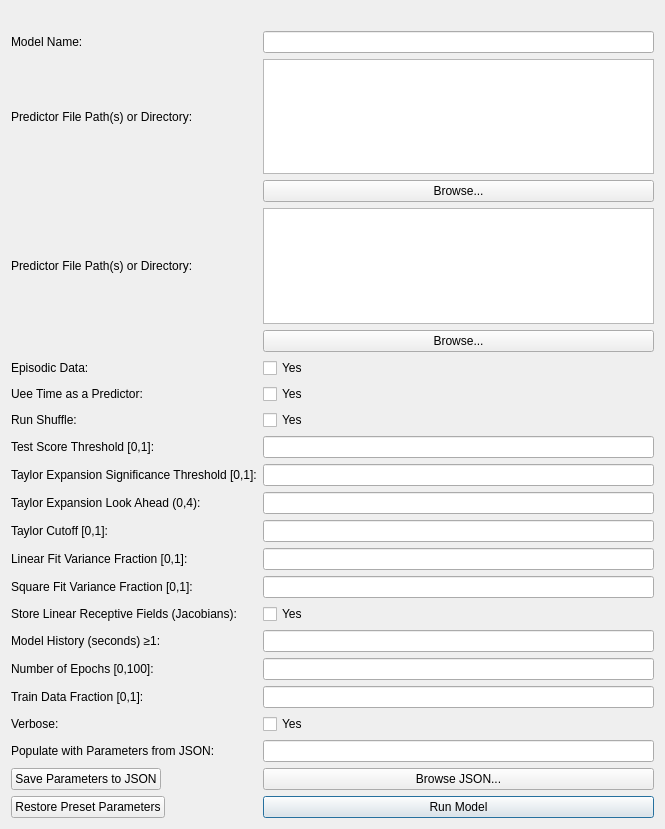
Before: the Qt Designer form neuro_mine/ui/mine_form.ui in matovic5/neuro_mine, drawn with Qt 5.
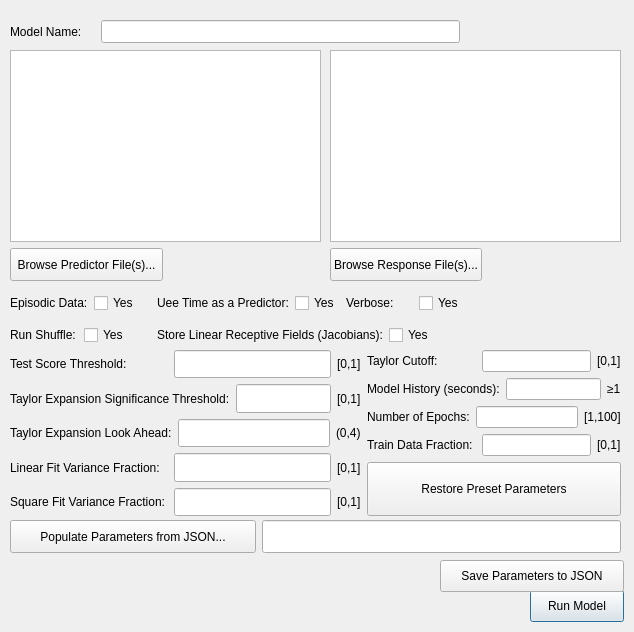
After: the same form once the commit is applied. Icons and pictures are not drawn.

Commit message: Fixed episodic data button not working in main gui; small ammendments in predict gui

The edit to the form file:
```diff
--- a/neuro_mine/ui/mine_form.ui
+++ b/neuro_mine/ui/mine_form.ui
@@ -6,8 +6,8 @@
    <rect>
     <x>0</x>
     <y>0</y>
-    <width>665</width>
-    <height>829</height>
+    <width>634</width>
+    <height>632</height>
    </rect>
   </property>
   <property name="sizePolicy">
@@ -19,9 +19,15 @@
   <property name="windowTitle">
    <string>Neuro MINE</string>
   </property>
-  <layout class="QFormLayout" name="formLayout">
-   <item row="0" column="1">
     <widget class="QLabel" name="label">
+   <property name="geometry">
+    <rect>
+     <x>570</x>
+     <y>20</y>
+     <width>35</width>
+     <height>21</height>
+    </rect>
+   </property>
      <property name="sizePolicy">
       <sizepolicy hsizetype="Expanding" vsizetype="Expanding">
        <horstretch>0</horstretch>
@@ -38,8 +44,58 @@
       <set>Qt::AlignmentFlag::AlignRight|Qt::AlignmentFlag::AlignTrailing|Qt::AlignmentFlag::AlignVCenter</set>
      </property>
     </widget>
-   </item>
-   <item row="1" column="0">
+  <widget class="QPushButton" name="pushButton">
+   <property name="geometry">
+    <rect>
+     <x>530</x>
+     <y>590</y>
+     <width>94</width>
+     <height>32</height>
+    </rect>
+   </property>
+   <property name="sizePolicy">
+    <sizepolicy hsizetype="Expanding" vsizetype="Expanding">
+     <horstretch>0</horstretch>
+     <verstretch>0</verstretch>
+    </sizepolicy>
+   </property>
+   <property name="text">
+    <string>Run Model</string>
+   </property>
+   <property name="default">
+    <bool>true</bool>
+   </property>
+  </widget>
+  <widget class="QPushButton" name="pushButton_6">
+   <property name="geometry">
+    <rect>
+     <x>440</x>
+     <y>560</y>
+     <width>184</width>
+     <height>32</height>
+    </rect>
+   </property>
+   <property name="sizePolicy">
+    <sizepolicy hsizetype="Expanding" vsizetype="Expanding">
+     <horstretch>0</horstretch>
+     <verstretch>0</verstretch>
+    </sizepolicy>
+   </property>
+   <property name="text">
+    <string>Save Parameters to JSON</string>
+   </property>
+  </widget>
+  <widget class="QWidget" name="layoutWidget">
+   <property name="geometry">
+    <rect>
+     <x>10</x>
+     <y>20</y>
+     <width>450</width>
+     <height>23</height>
+    </rect>
+   </property>
+   <layout class="QHBoxLayout" name="horizontalLayout">
+    <item>
     <widget class="QLabel" name="label_2">
      <property name="sizePolicy">
       <sizepolicy hsizetype="Expanding" vsizetype="Expanding">
@@ -52,7 +108,7 @@
      </property>
     </widget>
    </item>
-   <item row="1" column="1">
+    <item>
     <widget class="QLineEdit" name="lineEdit">
      <property name="sizePolicy">
       <sizepolicy hsizetype="Expanding" vsizetype="Expanding">
@@ -68,30 +124,19 @@
      </property>
     </widget>
    </item>
-   <item row="2" column="0">
-    <widget class="QLabel" name="label_3">
-     <property name="sizePolicy">
-      <sizepolicy hsizetype="Expanding" vsizetype="Expanding">
-       <horstretch>0</horstretch>
-       <verstretch>0</verstretch>
-      </sizepolicy>
-     </property>
-     <property name="text">
-      <string>Predictor File Path(s) or Directory:</string>
-     </property>
-    </widget>
-   </item>
-   <item row="2" column="1">
-    <widget class="QTextEdit" name="textEdit">
-     <property name="sizePolicy">
-      <sizepolicy hsizetype="Expanding" vsizetype="Expanding">
-       <horstretch>0</horstretch>
-       <verstretch>0</verstretch>
-      </sizepolicy>
-     </property>
-    </widget>
-   </item>
-   <item row="3" column="0">
+   </layout>
+  </widget>
+  <widget class="QWidget" name="layoutWidget">
+   <property name="geometry">
+    <rect>
+     <x>10</x>
+     <y>50</y>
+     <width>311</width>
+     <height>231</height>
+    </rect>
+   </property>
+   <layout class="QGridLayout" name="gridLayout">
+    <item row="1" column="1">
     <widget class="QLabel" name="label_20">
      <property name="sizePolicy">
       <sizepolicy hsizetype="Expanding" vsizetype="Expanding">
@@ -113,7 +158,7 @@
      </property>
     </widget>
    </item>
-   <item row="3" column="1">
+    <item row="1" column="0">
     <widget class="QPushButton" name="pushButton_2">
      <property name="sizePolicy">
       <sizepolicy hsizetype="Expanding" vsizetype="Expanding">
@@ -122,24 +167,33 @@
       </sizepolicy>
      </property>
      <property name="text">
-      <string>Browse...</string>
+       <string>Browse Predictor File(s)...</string>
      </property>
     </widget>
    </item>
-   <item row="4" column="0">
-    <widget class="QLabel" name="label_4">
+    <item row="0" column="0" colspan="2">
+     <widget class="QTextEdit" name="textEdit">
      <property name="sizePolicy">
       <sizepolicy hsizetype="Expanding" vsizetype="Expanding">
        <horstretch>0</horstretch>
        <verstretch>0</verstretch>
       </sizepolicy>
      </property>
-     <property name="text">
-      <string>Predictor File Path(s) or Directory:</string>
-     </property>
-    </widget>
-   </item>
-   <item row="4" column="1">
+     </widget>
+    </item>
+   </layout>
+  </widget>
+  <widget class="QWidget" name="layoutWidget">
+   <property name="geometry">
+    <rect>
+     <x>330</x>
+     <y>50</y>
+     <width>291</width>
+     <height>231</height>
+    </rect>
+   </property>
+   <layout class="QGridLayout" name="gridLayout_2">
+    <item row="0" column="0" colspan="2">
     <widget class="QTextEdit" name="textEdit_2">
      <property name="sizePolicy">
       <sizepolicy hsizetype="Expanding" vsizetype="Expanding">
@@ -149,7 +203,20 @@
      </property>
     </widget>
    </item>
-   <item row="5" column="0">
+    <item row="1" column="0">
+     <widget class="QPushButton" name="pushButton_3">
+      <property name="sizePolicy">
+       <sizepolicy hsizetype="Expanding" vsizetype="Expanding">
+        <horstretch>0</horstretch>
+        <verstretch>0</verstretch>
+       </sizepolicy>
+      </property>
+      <property name="text">
+       <string>Browse Response File(s)...</string>
+      </property>
+     </widget>
+    </item>
+    <item row="1" column="1">
     <widget class="QLabel" name="label_21">
      <property name="sizePolicy">
       <sizepolicy hsizetype="Expanding" vsizetype="Expanding">
@@ -171,20 +238,21 @@
      </property>
     </widget>
    </item>
-   <item row="5" column="1">
-    <widget class="QPushButton" name="pushButton_3">
-     <property name="sizePolicy">
-      <sizepolicy hsizetype="Expanding" vsizetype="Expanding">
-       <horstretch>0</horstretch>
-       <verstretch>0</verstretch>
-      </sizepolicy>
-     </property>
-     <property name="text">
-      <string>Browse...</string>
-     </property>
-    </widget>
-   </item>
-   <item row="7" column="0">
+   </layout>
+  </widget>
+  <widget class="QWidget" name="layoutWidget">
+   <property name="geometry">
+    <rect>
+     <x>10</x>
+     <y>290</y>
+     <width>476</width>
+     <height>58</height>
+    </rect>
+   </property>
+   <layout class="QGridLayout" name="gridLayout_3">
+    <item row="0" column="0">
+     <layout class="QHBoxLayout" name="horizontalLayout_2">
+      <item>
     <widget class="QLabel" name="label_5">
      <property name="sizePolicy">
       <sizepolicy hsizetype="Expanding" vsizetype="Expanding">
@@ -197,7 +265,7 @@
      </property>
     </widget>
    </item>
-   <item row="7" column="1">
+      <item>
     <widget class="QCheckBox" name="checkBox">
      <property name="sizePolicy">
       <sizepolicy hsizetype="Expanding" vsizetype="Expanding">
@@ -210,7 +278,11 @@
      </property>
     </widget>
    </item>
-   <item row="8" column="0">
+     </layout>
+    </item>
+    <item row="0" column="1">
+     <layout class="QHBoxLayout" name="horizontalLayout_3">
+      <item>
     <widget class="QLabel" name="label_6">
      <property name="sizePolicy">
       <sizepolicy hsizetype="Expanding" vsizetype="Expanding">
@@ -223,7 +295,7 @@
      </property>
     </widget>
    </item>
-   <item row="8" column="1">
+      <item>
     <widget class="QCheckBox" name="checkBox_2">
      <property name="sizePolicy">
       <sizepolicy hsizetype="Expanding" vsizetype="Expanding">
@@ -236,7 +308,41 @@
      </property>
     </widget>
    </item>
-   <item row="9" column="0">
+     </layout>
+    </item>
+    <item row="0" column="2">
+     <layout class="QHBoxLayout" name="horizontalLayout_6">
+      <item>
+       <widget class="QLabel" name="label_18">
+        <property name="sizePolicy">
+         <sizepolicy hsizetype="Expanding" vsizetype="Expanding">
+          <horstretch>0</horstretch>
+          <verstretch>0</verstretch>
+         </sizepolicy>
+        </property>
+        <property name="text">
+         <string>Verbose:</string>
+        </property>
+       </widget>
+      </item>
+      <item>
+       <widget class="QCheckBox" name="checkBox_4">
+        <property name="sizePolicy">
+         <sizepolicy hsizetype="Expanding" vsizetype="Expanding">
+          <horstretch>0</horstretch>
+          <verstretch>0</verstretch>
+         </sizepolicy>
+        </property>
+        <property name="text">
+         <string>Yes</string>
+        </property>
+       </widget>
+      </item>
+     </layout>
+    </item>
+    <item row="1" column="0">
+     <layout class="QHBoxLayout" name="horizontalLayout_4">
+      <item>
     <widget class="QLabel" name="label_7">
      <property name="sizePolicy">
       <sizepolicy hsizetype="Expanding" vsizetype="Expanding">
@@ -249,7 +355,7 @@
      </property>
     </widget>
    </item>
-   <item row="9" column="1">
+      <item>
     <widget class="QCheckBox" name="checkBox_5">
      <property name="sizePolicy">
       <sizepolicy hsizetype="Expanding" vsizetype="Expanding">
@@ -262,7 +368,96 @@
      </property>
     </widget>
    </item>
-   <item row="10" column="0">
+     </layout>
+    </item>
+    <item row="1" column="1" colspan="2">
+     <layout class="QHBoxLayout" name="horizontalLayout_5">
+      <item>
+       <widget class="QLabel" name="label_14">
+        <property name="sizePolicy">
+         <sizepolicy hsizetype="Expanding" vsizetype="Expanding">
+          <horstretch>0</horstretch>
+          <verstretch>0</verstretch>
+         </sizepolicy>
+        </property>
+        <property name="text">
+         <string>Store Linear Receptive Fields (Jacobians):</string>
+        </property>
+       </widget>
+      </item>
+      <item>
+       <widget class="QCheckBox" name="checkBox_3">
+        <property name="sizePolicy">
+         <sizepolicy hsizetype="Expanding" vsizetype="Expanding">
+          <horstretch>0</horstretch>
+          <verstretch>0</verstretch>
+         </sizepolicy>
+        </property>
+        <property name="text">
+         <string>Yes</string>
+        </property>
+       </widget>
+      </item>
+     </layout>
+    </item>
+   </layout>
+  </widget>
+  <widget class="QWidget" name="layoutWidget">
+   <property name="geometry">
+    <rect>
+     <x>10</x>
+     <y>520</y>
+     <width>611</width>
+     <height>33</height>
+    </rect>
+   </property>
+   <layout class="QHBoxLayout" name="horizontalLayout_8">
+    <item>
+     <widget class="QPushButton" name="pushButton_4">
+      <property name="sizePolicy">
+       <sizepolicy hsizetype="Expanding" vsizetype="Expanding">
+        <horstretch>0</horstretch>
+        <verstretch>0</verstretch>
+       </sizepolicy>
+      </property>
+      <property name="text">
+       <string>Populate Parameters from JSON...</string>
+      </property>
+     </widget>
+    </item>
+    <item>
+     <widget class="QLineEdit" name="lineEdit_11">
+      <property name="sizePolicy">
+       <sizepolicy hsizetype="Expanding" vsizetype="Expanding">
+        <horstretch>0</horstretch>
+        <verstretch>0</verstretch>
+       </sizepolicy>
+      </property>
+      <property name="minimumSize">
+       <size>
+        <width>359</width>
+        <height>0</height>
+       </size>
+      </property>
+     </widget>
+    </item>
+   </layout>
+  </widget>
+  <widget class="QWidget" name="layoutWidget">
+   <property name="geometry">
+    <rect>
+     <x>10</x>
+     <y>350</y>
+     <width>611</width>
+     <height>166</height>
+    </rect>
+   </property>
+   <layout class="QGridLayout" name="gridLayout_6">
+    <item row="0" column="0" rowspan="2">
+     <layout class="QGridLayout" name="gridLayout_4">
+      <item row="0" column="0">
+       <layout class="QHBoxLayout" name="horizontalLayout_7">
+        <item>
     <widget class="QLabel" name="label_8">
      <property name="sizePolicy">
       <sizepolicy hsizetype="Expanding" vsizetype="Expanding">
@@ -271,11 +466,11 @@
       </sizepolicy>
      </property>
      <property name="text">
-      <string>Test Score Threshold [0,1]:</string>
+           <string>Test Score Threshold:</string>
      </property>
     </widget>
    </item>
-   <item row="10" column="1">
+        <item>
     <widget class="QLineEdit" name="lineEdit_2">
      <property name="sizePolicy">
       <sizepolicy hsizetype="Expanding" vsizetype="Expanding">
@@ -285,13 +480,24 @@
      </property>
      <property name="minimumSize">
       <size>
-       <width>359</width>
+            <width>50</width>
        <height>0</height>
       </size>
      </property>
     </widget>
    </item>
-   <item row="11" column="0">
+        <item>
+         <widget class="QLabel" name="label_3">
+          <property name="text">
+           <string>[0,1]</string>
+          </property>
+         </widget>
+        </item>
+       </layout>
+      </item>
+      <item row="1" column="0">
+       <layout class="QHBoxLayout" name="horizontalLayout_9">
+        <item>
     <widget class="QLabel" name="label_9">
      <property name="sizePolicy">
       <sizepolicy hsizetype="Expanding" vsizetype="Expanding">
@@ -300,11 +506,11 @@
       </sizepolicy>
      </property>
      <property name="text">
-      <string>Taylor Expansion Significance Threshold [0,1]:</string>
+           <string>Taylor Expansion Significance Threshold:</string>
      </property>
     </widget>
    </item>
-   <item row="11" column="1">
+        <item>
     <widget class="QLineEdit" name="lineEdit_3">
      <property name="sizePolicy">
       <sizepolicy hsizetype="Expanding" vsizetype="Expanding">
@@ -314,13 +520,24 @@
      </property>
      <property name="minimumSize">
       <size>
-       <width>359</width>
+            <width>50</width>
        <height>0</height>
       </size>
      </property>
     </widget>
    </item>
-   <item row="12" column="0">
+        <item>
+         <widget class="QLabel" name="label_4">
+          <property name="text">
+           <string>[0,1]</string>
+          </property>
+         </widget>
+        </item>
+       </layout>
+      </item>
+      <item row="2" column="0">
+       <layout class="QHBoxLayout" name="horizontalLayout_10">
+        <item>
     <widget class="QLabel" name="label_10">
      <property name="sizePolicy">
       <sizepolicy hsizetype="Expanding" vsizetype="Expanding">
@@ -329,11 +546,11 @@
       </sizepolicy>
      </property>
      <property name="text">
-      <string>Taylor Expansion Look Ahead (0,4):</string>
+           <string>Taylor Expansion Look Ahead:</string>
      </property>
     </widget>
    </item>
-   <item row="12" column="1">
+        <item>
     <widget class="QLineEdit" name="lineEdit_4">
      <property name="sizePolicy">
       <sizepolicy hsizetype="Expanding" vsizetype="Expanding">
@@ -343,42 +560,24 @@
      </property>
      <property name="minimumSize">
       <size>
-       <width>359</width>
+            <width>50</width>
        <height>0</height>
       </size>
      </property>
     </widget>
    </item>
-   <item row="13" column="0">
-    <widget class="QLabel" name="label_11">
-     <property name="sizePolicy">
-      <sizepolicy hsizetype="Expanding" vsizetype="Expanding">
-       <horstretch>0</horstretch>
-       <verstretch>0</verstretch>
-      </sizepolicy>
-     </property>
+        <item>
+         <widget class="QLabel" name="label_22">
      <property name="text">
-      <string>Taylor Cutoff [0,1]:</string>
+           <string>(0,4)</string>
      </property>
     </widget>
    </item>
-   <item row="13" column="1">
-    <widget class="QLineEdit" name="lineEdit_5">
-     <property name="sizePolicy">
-      <sizepolicy hsizetype="Expanding" vsizetype="Expanding">
-       <horstretch>0</horstretch>
-       <verstretch>0</verstretch>
-      </sizepolicy>
-     </property>
-     <property name="minimumSize">
-      <size>
-       <width>359</width>
-       <height>0</height>
-      </size>
-     </property>
-    </widget>
-   </item>
-   <item row="14" column="0">
+       </layout>
+      </item>
+      <item row="3" column="0">
+       <layout class="QHBoxLayout" name="horizontalLayout_11">
+        <item>
     <widget class="QLabel" name="label_12">
      <property name="sizePolicy">
       <sizepolicy hsizetype="Expanding" vsizetype="Expanding">
@@ -387,11 +586,11 @@
       </sizepolicy>
      </property>
      <property name="text">
-      <string>Linear Fit Variance Fraction [0,1]:</string>
+           <string>Linear Fit Variance Fraction:</string>
      </property>
     </widget>
    </item>
-   <item row="14" column="1">
+        <item>
     <widget class="QLineEdit" name="lineEdit_6">
      <property name="sizePolicy">
       <sizepolicy hsizetype="Expanding" vsizetype="Expanding">
@@ -401,13 +600,24 @@
      </property>
      <property name="minimumSize">
       <size>
-       <width>359</width>
+            <width>50</width>
        <height>0</height>
       </size>
      </property>
     </widget>
    </item>
-   <item row="15" column="0">
+        <item>
+         <widget class="QLabel" name="label_24">
+          <property name="text">
+           <string>[0,1]</string>
+          </property>
+         </widget>
+        </item>
+       </layout>
+      </item>
+      <item row="4" column="0">
+       <layout class="QHBoxLayout" name="horizontalLayout_12">
+        <item>
     <widget class="QLabel" name="label_13">
      <property name="sizePolicy">
       <sizepolicy hsizetype="Expanding" vsizetype="Expanding">
@@ -416,11 +626,11 @@
       </sizepolicy>
      </property>
      <property name="text">
-      <string>Square Fit Variance Fraction [0,1]:</string>
+           <string>Square Fit Variance Fraction:</string>
      </property>
     </widget>
    </item>
-   <item row="15" column="1">
+        <item>
     <widget class="QLineEdit" name="lineEdit_7">
      <property name="sizePolicy">
       <sizepolicy hsizetype="Expanding" vsizetype="Expanding">
@@ -430,14 +640,29 @@
      </property>
      <property name="minimumSize">
       <size>
-       <width>359</width>
+            <width>50</width>
        <height>0</height>
       </size>
      </property>
     </widget>
    </item>
-   <item row="16" column="0">
-    <widget class="QLabel" name="label_14">
+        <item>
+         <widget class="QLabel" name="label_25">
+          <property name="text">
+           <string>[0,1]</string>
+          </property>
+         </widget>
+        </item>
+       </layout>
+      </item>
+     </layout>
+    </item>
+    <item row="0" column="1">
+     <layout class="QGridLayout" name="gridLayout_5">
+      <item row="0" column="0">
+       <layout class="QHBoxLayout" name="horizontalLayout_13">
+        <item>
+         <widget class="QLabel" name="label_11">
      <property name="sizePolicy">
       <sizepolicy hsizetype="Expanding" vsizetype="Expanding">
        <horstretch>0</horstretch>
@@ -445,24 +670,38 @@
       </sizepolicy>
      </property>
      <property name="text">
-      <string>Store Linear Receptive Fields (Jacobians):</string>
+           <string>Taylor Cutoff:</string>
      </property>
     </widget>
    </item>
-   <item row="16" column="1">
-    <widget class="QCheckBox" name="checkBox_3">
+        <item>
+         <widget class="QLineEdit" name="lineEdit_5">
      <property name="sizePolicy">
       <sizepolicy hsizetype="Expanding" vsizetype="Expanding">
        <horstretch>0</horstretch>
        <verstretch>0</verstretch>
       </sizepolicy>
      </property>
+          <property name="minimumSize">
+           <size>
+            <width>50</width>
+            <height>0</height>
+           </size>
+          </property>
+         </widget>
+        </item>
+        <item>
+         <widget class="QLabel" name="label_23">
      <property name="text">
-      <string>Yes</string>
+           <string>[0,1]</string>
      </property>
     </widget>
    </item>
-   <item row="17" column="0">
+       </layout>
+      </item>
+      <item row="1" column="0">
+       <layout class="QHBoxLayout" name="horizontalLayout_14">
+        <item>
     <widget class="QLabel" name="label_15">
      <property name="sizePolicy">
       <sizepolicy hsizetype="Expanding" vsizetype="Expanding">
@@ -471,11 +710,11 @@
       </sizepolicy>
      </property>
      <property name="text">
-      <string>Model History (seconds) ≥1:</string>
+           <string>Model History (seconds):</string>
      </property>
     </widget>
    </item>
-   <item row="17" column="1">
+        <item>
     <widget class="QLineEdit" name="lineEdit_8">
      <property name="sizePolicy">
       <sizepolicy hsizetype="Expanding" vsizetype="Expanding">
@@ -485,13 +724,24 @@
      </property>
      <property name="minimumSize">
       <size>
-       <width>359</width>
+            <width>50</width>
        <height>0</height>
       </size>
      </property>
     </widget>
    </item>
-   <item row="18" column="0">
+        <item>
+         <widget class="QLabel" name="label_28">
+          <property name="text">
+           <string>≥1</string>
+          </property>
+         </widget>
+        </item>
+       </layout>
+      </item>
+      <item row="2" column="0">
+       <layout class="QHBoxLayout" name="horizontalLayout_15">
+        <item>
     <widget class="QLabel" name="label_16">
      <property name="sizePolicy">
       <sizepolicy hsizetype="Expanding" vsizetype="Expanding">
@@ -500,11 +750,11 @@
       </sizepolicy>
      </property>
      <property name="text">
-      <string>Number of Epochs [0,100]:</string>
+           <string>Number of Epochs:</string>
      </property>
     </widget>
    </item>
-   <item row="18" column="1">
+        <item>
     <widget class="QLineEdit" name="lineEdit_9">
      <property name="sizePolicy">
       <sizepolicy hsizetype="Expanding" vsizetype="Expanding">
@@ -514,13 +764,24 @@
      </property>
      <property name="minimumSize">
       <size>
-       <width>359</width>
+            <width>50</width>
        <height>0</height>
       </size>
      </property>
     </widget>
    </item>
-   <item row="19" column="0">
+        <item>
+         <widget class="QLabel" name="label_27">
+          <property name="text">
+           <string>[1,100]</string>
+          </property>
+         </widget>
+        </item>
+       </layout>
+      </item>
+      <item row="3" column="0">
+       <layout class="QHBoxLayout" name="horizontalLayout_16">
+        <item>
     <widget class="QLabel" name="label_17">
      <property name="sizePolicy">
       <sizepolicy hsizetype="Expanding" vsizetype="Expanding">
@@ -529,11 +790,11 @@
       </sizepolicy>
      </property>
      <property name="text">
-      <string>Train Data Fraction [0,1]:</string>
+           <string>Train Data Fraction:</string>
      </property>
     </widget>
    </item>
-   <item row="19" column="1">
+        <item>
     <widget class="QLineEdit" name="lineEdit_10">
      <property name="sizePolicy">
       <sizepolicy hsizetype="Expanding" vsizetype="Expanding">
@@ -543,81 +804,24 @@
      </property>
      <property name="minimumSize">
       <size>
-       <width>359</width>
+            <width>50</width>
        <height>0</height>
       </size>
      </property>
     </widget>
    </item>
-   <item row="20" column="0">
-    <widget class="QLabel" name="label_18">
-     <property name="sizePolicy">
-      <sizepolicy hsizetype="Expanding" vsizetype="Expanding">
-       <horstretch>0</horstretch>
-       <verstretch>0</verstretch>
-      </sizepolicy>
-     </property>
+        <item>
+         <widget class="QLabel" name="label_26">
      <property name="text">
-      <string>Verbose:</string>
+           <string>[0,1]</string>
      </property>
     </widget>
    </item>
-   <item row="20" column="1">
-    <widget class="QCheckBox" name="checkBox_4">
-     <property name="sizePolicy">
-      <sizepolicy hsizetype="Expanding" vsizetype="Expanding">
-       <horstretch>0</horstretch>
-       <verstretch>0</verstretch>
-      </sizepolicy>
-     </property>
-     <property name="text">
-      <string>Yes</string>
-     </property>
-    </widget>
-   </item>
-   <item row="21" column="0">
-    <widget class="QLabel" name="label_19">
-     <property name="sizePolicy">
-      <sizepolicy hsizetype="Expanding" vsizetype="Expanding">
-       <horstretch>0</horstretch>
-       <verstretch>0</verstretch>
-      </sizepolicy>
-     </property>
-     <property name="text">
-      <string>Populate with Parameters from JSON:</string>
-     </property>
-    </widget>
-   </item>
-   <item row="21" column="1">
-    <widget class="QLineEdit" name="lineEdit_11">
-     <property name="sizePolicy">
-      <sizepolicy hsizetype="Expanding" vsizetype="Expanding">
-       <horstretch>0</horstretch>
-       <verstretch>0</verstretch>
-      </sizepolicy>
-     </property>
-     <property name="minimumSize">
-      <size>
-       <width>359</width>
-       <height>0</height>
-      </size>
-     </property>
-    </widget>
-   </item>
-   <item row="22" column="1">
-    <widget class="QPushButton" name="pushButton_4">
-     <property name="sizePolicy">
-      <sizepolicy hsizetype="Expanding" vsizetype="Expanding">
-       <horstretch>0</horstretch>
-       <verstretch>0</verstretch>
-      </sizepolicy>
-     </property>
-     <property name="text">
-      <string>Browse JSON...</string>
-     </property>
-    </widget>
-   </item>
-   <item row="23" column="0">
+       </layout>
+      </item>
+     </layout>
+    </item>
+    <item row="1" column="1">
     <widget class="QPushButton" name="pushButton_5">
      <property name="sizePolicy">
       <sizepolicy hsizetype="Expanding" vsizetype="Expanding">
@@ -630,36 +834,8 @@
      </property>
     </widget>
    </item>
-   <item row="23" column="1">
-    <widget class="QPushButton" name="pushButton">
-     <property name="sizePolicy">
-      <sizepolicy hsizetype="Expanding" vsizetype="Expanding">
-       <horstretch>0</horstretch>
-       <verstretch>0</verstretch>
-      </sizepolicy>
-     </property>
-     <property name="text">
-      <string>Run Model</string>
-     </property>
-     <property name="default">
-      <bool>true</bool>
-     </property>
-    </widget>
-   </item>
-   <item row="22" column="0">
-    <widget class="QPushButton" name="pushButton_6">
-     <property name="sizePolicy">
-      <sizepolicy hsizetype="Expanding" vsizetype="Expanding">
-       <horstretch>0</horstretch>
-       <verstretch>0</verstretch>
-      </sizepolicy>
-     </property>
-     <property name="text">
-      <string>Save Parameters to JSON</string>
-     </property>
-    </widget>
-   </item>
-  </layout>
+   </layout>
+  </widget>
  </widget>
  <resources>
   <include location="resources.qrc"/>
```
Lines whose indentation alone changed are shown as unchanged. The commit also changes 5 other files.
